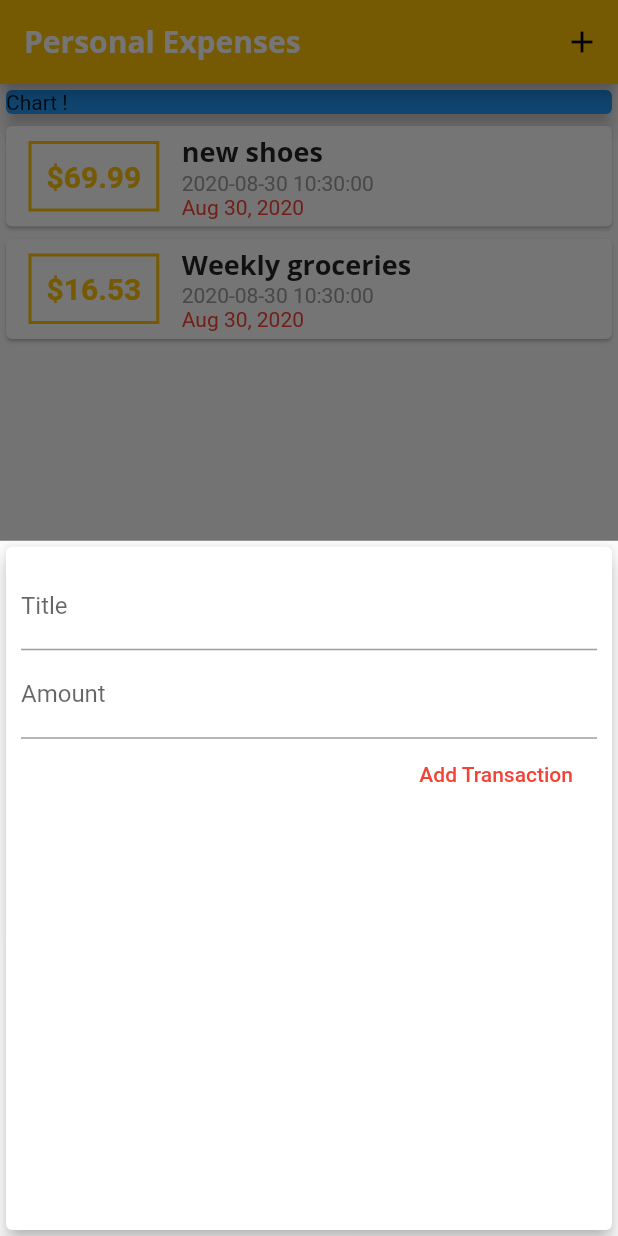
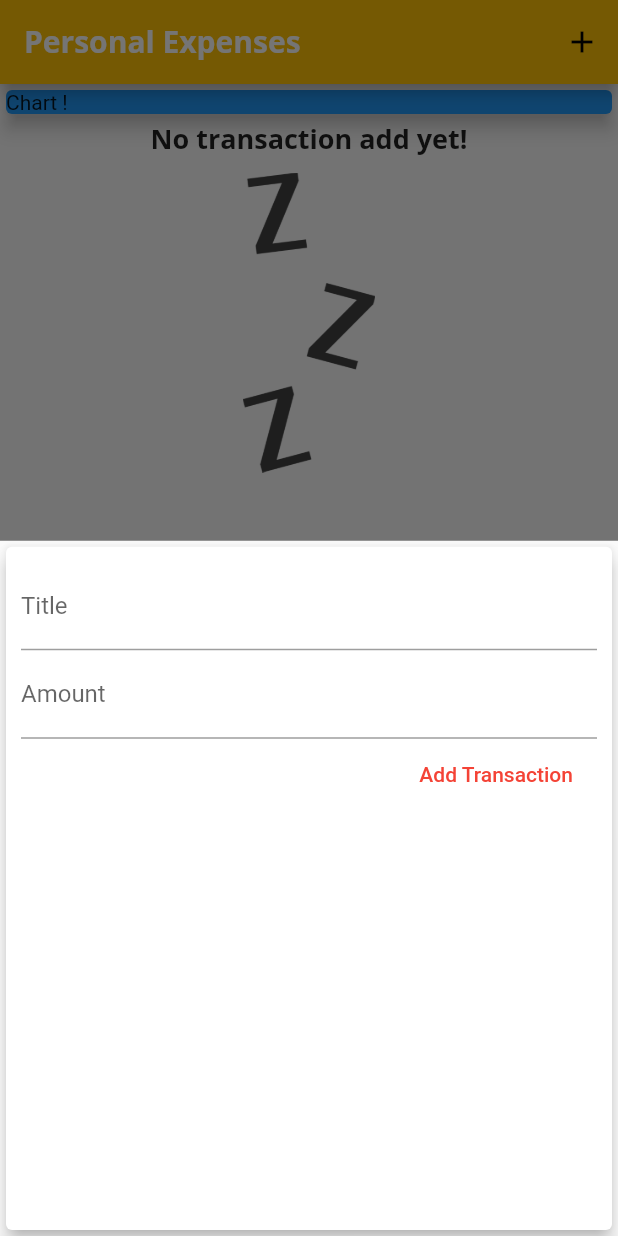
Before and after one commit to ericbingo0109/personal_expenses_app, a Flutter app: the screen it shows after launch, after a tap on the "add" icon, on a phone screen of 412 x 824 dp. Run offline on Flutter 3.47's test engine with Material 2 defaults, Android fonts, the phone set to English and light mode, and no system bars.

```diff
--- a/lib/main.dart
+++ b/lib/main.dart
@@ -67,17 +67,17 @@ class MyHomePage extends StatefulWidget {
 
 class _MyHomePageState extends State<MyHomePage> {
   final List<Transaction> _userTransactions = [
-    Transaction(
-      id: 't1',
-      title: 'new shoes',
-      amount: 69.99,
-      date: DateTime.now(),
-    ),
-    Transaction(
-        id: 't2',
-        title: 'Weekly groceries',
-        amount: 16.53,
-        date: DateTime.now()),
+    // Transaction(
+    //   id: 't1',
+    //   title: 'new shoes',
+    //   amount: 69.99,
+    //   date: DateTime.now(),
+    // ),
+    // Transaction(
+    //     id: 't2',
+    //     title: 'Weekly groceries',
+    //     amount: 16.53,
+    //     date: DateTime.now()),
   ];
   void _addNewTransaction(String txTitle, double txAmount) {
     final newTx = Transaction(
--- a/lib/widgets/transaction_list.dart
+++ b/lib/widgets/transaction_list.dart
@@ -27,13 +27,36 @@ I/flutter (23294): The overflowing RenderFlex has an orientation of Axis.vertica
          * ListView.builder() // 這種只會load螢幕上可見到的範圍  Only load what visible!
          * 當List很多elements時 使用ListView.builder() 會有較佳的performance
          */
-        child: ListView.builder(
+        child: transactions.isEmpty
+            ? Column(
+                children: <Widget>[
+                  Text(
+                    'No transaction add yet!',
+                    style: Theme.of(context).textTheme.title,
+                  ),
+                  SizedBox(
+                    // 常用來當作Widget之間的間隔
+                    height: 10,
+                  ),
+                  Container(
+                    height: 200,
+                    child: Image.asset(
+                      'assets/images/waiting.png',
+                      // 建議用container  wrap Image
+                      // BoxFit.cover is a great option that respects the boundaries of the surrounding "container" and fits image
+                      fit: BoxFit.cover, // 延伸填滿(圖片可能會被過度放大，部分被裁減掉)
+                    ),
+                  )
+                ],
+              )
+            : ListView.builder(
                 itemBuilder: (context, index) {
                   return Card(
                     child: Row(
                       children: <Widget>[
                         Container(
-                    margin: EdgeInsets.symmetric(vertical: 10, horizontal: 15),
+                          margin: EdgeInsets.symmetric(
+                              vertical: 10, horizontal: 15),
                           child: Text(
                             // tx.amount.toString(),
                             // toStringAsFixed(2) 固定輸出字串到小數點後2位 四捨五入
@@ -48,7 +71,8 @@ I/flutter (23294): The overflowing RenderFlex has an orientation of Axis.vertica
                               // border: Border.all(color: Colors.red, width: 2)),
                               // 如下設定 這樣顏色就會如同在main.dart設定全域的theme顏色相同了
                               border: Border.all(
-                            color: Theme.of(context).primaryColor, width: 2)),
+                                  color: Theme.of(context).primaryColor,
+                                  width: 2)),
                           padding: EdgeInsets.all(10),
                         ),
                         Column(
@@ -63,7 +87,8 @@ I/flutter (23294): The overflowing RenderFlex has an orientation of Axis.vertica
                               // DateFormat('yyyy-MM-dd').format(tx.date),// 2020-08-16
                               // 注意下面這個小時要用大寫HH為24小時制，反之hh則為12小時制
                               DateFormat('yyyy-MM-dd HH:mm:ss').format(
-                            transactions[index].date), // 2020-08-16 19:18:30
+                                  transactions[index]
+                                      .date), // 2020-08-16 19:18:30
                               style: TextStyle(color: Colors.grey),
                             ),
                             Text(
@@ -71,8 +96,8 @@ I/flutter (23294): The overflowing RenderFlex has an orientation of Axis.vertica
                                    * 更多時間的example 看 第82講
                                    * 或直接去看文件說明https://pub.dev/documentation/intl/latest/intl/DateFormat-class.html
                                    */
-                        DateFormat.yMMMd()
-                            .format(transactions[index].date), // Aug 16, 2020
+                              DateFormat.yMMMd().format(
+                                  transactions[index].date), // Aug 16, 2020
                               style: TextStyle(color: Colors.red),
                             )
                           ],
@@ -83,7 +108,8 @@ I/flutter (23294): The overflowing RenderFlex has an orientation of Axis.vertica
                   //將原本的Card 放在itemBuilder內
                   // 也取代了原先transactions.map((tx) {...}).toList(),的方式
                 },
-          itemCount: transactions.length, // how many items should be build
+                itemCount:
+                    transactions.length, // how many items should be build
               ),
       ),
     );
--- a/pubspec.yaml
+++ b/pubspec.yaml
@@ -46,8 +46,8 @@ flutter:
   uses-material-design: true
 
   # To add assets to your application, add an assets section, like this:
-  # assets:
-  #   - images/a_dot_burr.jpeg
+  assets:
+    - assets/images/waiting.png
   #   - images/a_dot_ham.jpeg
 
   # An image asset can refer to one or more resolution-specific "variants", see
```
Also changed, not shown: assets/images/waiting.png (added). Lines whose indentation alone changed are shown as unchanged.
